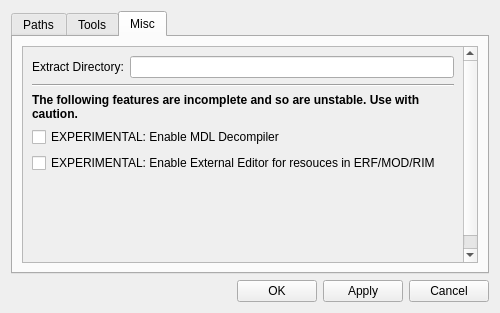
Before: the Qt Designer form ui/misc/settings.ui in NickHugi/PyKotor, drawn with Qt 5.
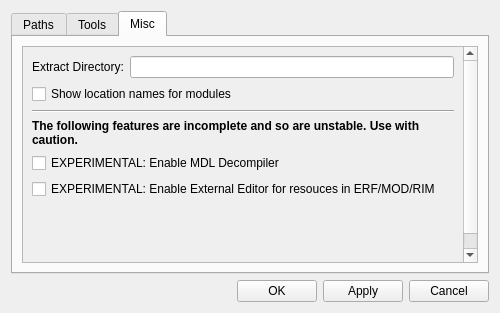
After: the same form once the commit is applied. The open tabs and pages were chosen to show the change.

Commit message: Add the option to show modules in-game names on the Modules dropdown

```diff
--- a/ui/misc/settings.ui
+++ b/ui/misc/settings.ui
@@ -535,6 +535,13 @@
              </item>
             </layout>
            </item>
+           <item>
+            <widget class="QCheckBox" name="showModuleNameCheckbox">
+             <property name="text">
+              <string>Show location names for modules</string>
+             </property>
+            </widget>
+           </item>
            <item>
             <widget class="Line" name="line_2">
              <property name="orientation">
@@ -574,7 +581,7 @@
              <property name="sizeHint" stdset="0">
               <size>
                <width>20</width>
-               <height>95</height>
+               <height>72</height>
               </size>
              </property>
             </spacer>
```
Left out of the diff: 2 changed lines with no effect on the pictures. The commit also changes 5 other files.
